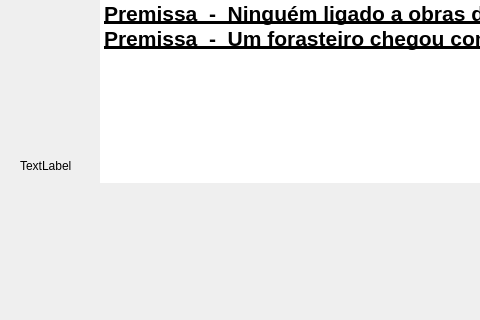
First picture: the form in ui/sixthwindow.ui, repository eriklemy/Detetive, before the edit; both pictures show x 0 to 480 and y 228 to 548 of the 1366 by 768 pixel window.
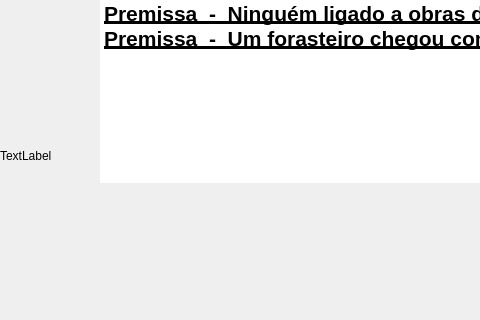
Second picture: the form after the edit.

What changed in the file:
```diff
--- a/ui/sixthwindow.ui
+++ b/ui/sixthwindow.ui
@@ -29,8 +29,8 @@
    <widget class="QLabel" name="label">
     <property name="geometry">
      <rect>
-      <x>20</x>
-      <y>10</y>
+      <x>0</x>
+      <y>0</y>
       <width>1366</width>
       <height>768</height>
      </rect>
```
